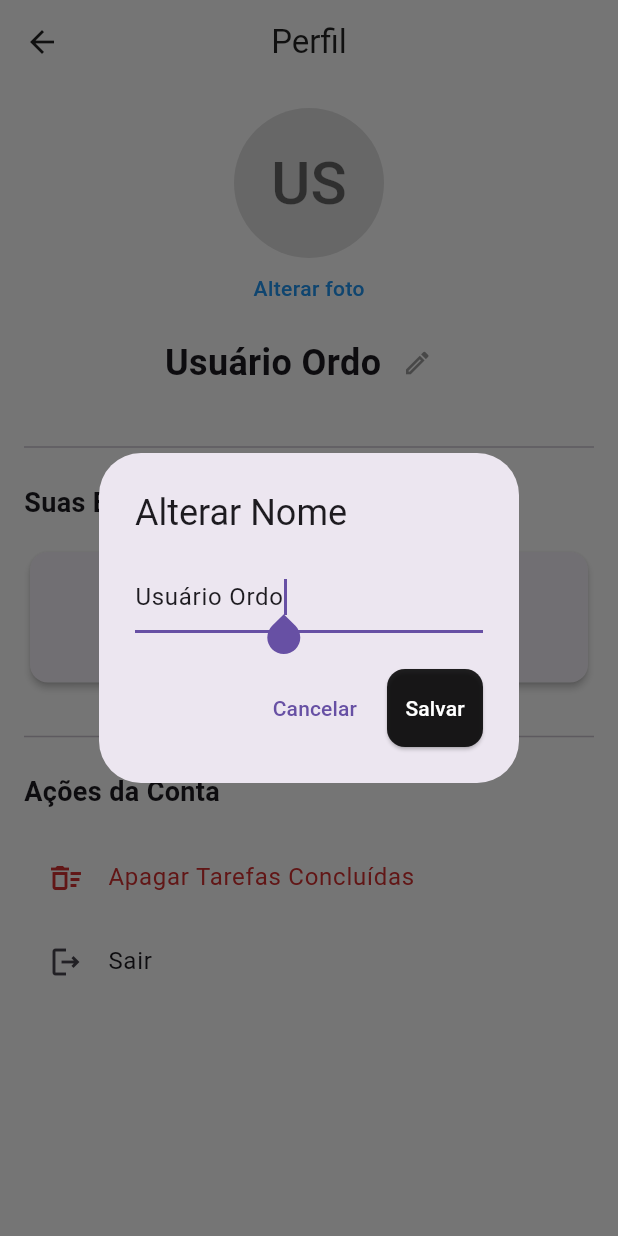
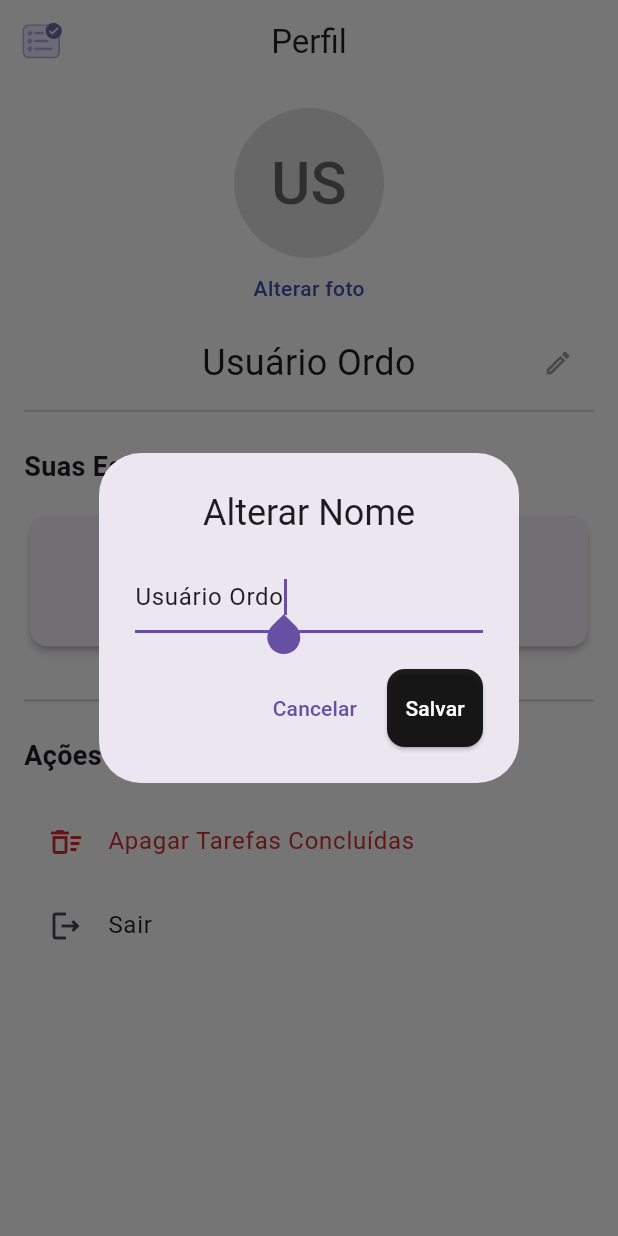
Before and after one commit to thiagocalegaro/taskmanager_app, a Flutter app: the ProfilePage screen opened directly, after a tap on the "edit" icon, on a phone screen of 412 x 824 dp. Run offline on Flutter 3.47's test engine with Material 3 defaults, Android fonts, the phone set to English and light mode, and no system bars; our stand-ins replace image_picker, shared_preferences, sqflite; accounts and stored records are empty.

Commit message:
bug fixes

```diff
--- a/lib/pages/profile_page.dart
+++ b/lib/pages/profile_page.dart
@@ -88,7 +88,7 @@ class ProfilePageState extends State<ProfilePage> {
     final newName = await showDialog<String>(
         context: context,
         builder: (context) => AlertDialog(
-          title: const Text('Alterar Nome'),
+          title: const Text('Alterar Nome', textAlign: TextAlign.center,),
           content: TextField(controller: nameController, autofocus: true, decoration: const InputDecoration(hintText: 'Digite seu nome')),
           actions: [
             TextButton(onPressed: () => Navigator.of(context).pop(), child: const Text('Cancelar')),
@@ -202,6 +202,10 @@ class ProfilePageState extends State<ProfilePage> {
     return Scaffold(
       appBar: AppBar(
         title: const Text("Perfil"),
+        leading: Padding(
+          padding: const EdgeInsets.all(8.0),
+          child: Image.asset('assets/images/logo-cru.png'),
+        ),
       ),
       body: _isLoading
           ? const Center(child: CircularProgressIndicator())
@@ -219,7 +223,7 @@ class ProfilePageState extends State<ProfilePage> {
                     backgroundImage: _imageFile != null ? FileImage(_imageFile!) : null,
                     child: _imageFile == null
                         ? Text(
-                      _userName.isNotEmpty ? _userName.substring(0, 2).toUpperCase() : 'OR',
+                      _userName.isNotEmpty ? _userName.substring(0, 2).toUpperCase() : 'N/A',
                       style: const TextStyle(fontSize: 40, color: Colors.black54),
                     )
                         : null,
@@ -227,7 +231,7 @@ class ProfilePageState extends State<ProfilePage> {
                   const SizedBox(height: 10),
                   const Text(
                     "Alterar foto",
-                    style: TextStyle(color: Colors.blue, fontWeight: FontWeight.w500),
+                    style: TextStyle(color: Colors.indigo, fontWeight: FontWeight.w500),
                   )
                 ],
               ),
@@ -235,13 +239,24 @@ class ProfilePageState extends State<ProfilePage> {
           ),
           const SizedBox(height: 16),
           Row(
-            mainAxisAlignment: MainAxisAlignment.center,
             children: [
-              Text(_userName, style: const TextStyle(fontSize: 24, fontWeight: FontWeight.bold)),
-              IconButton(icon: const Icon(Icons.edit_outlined, size: 20, color: Colors.grey), onPressed: _showEditNameDialog),
+              const Opacity(
+                opacity: 0,
+                child: IconButton(icon: Icon(Icons.edit_outlined), onPressed: null),
+              ),
+              Expanded(
+                child: Text(
+                  _userName,
+                  textAlign: TextAlign.center,
+                  style: const TextStyle(fontSize: 24),
+                ),
+              ),
+              IconButton(
+                icon: const Icon(Icons.edit_outlined, size: 20, color: Colors.grey),
+                onPressed: _showEditNameDialog,
+              ),
             ],
           ),
-          const SizedBox(height: 24),
           const Divider(),
           const Padding(
             padding: EdgeInsets.symmetric(vertical: 16.0),
--- a/lib/util/app_data_base.dart
+++ b/lib/util/app_data_base.dart
@@ -45,7 +45,7 @@ class AppDataBase {
               username TEXT NOT NULL,
               email TEXT NOT NULL UNIQUE,
               password TEXT NOT NULL,
-              image_path TEXT
+              image_path TEXT,
             )
           ''');
         },
```
